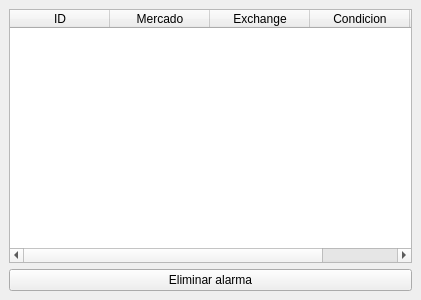
Qt form ui/dock_alarms.ui (katmai1/qtradingview) before a commit.
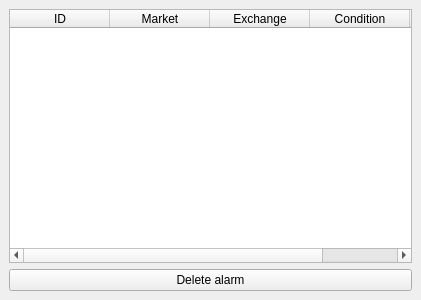
The same form after that commit.

```diff
--- a/ui/dock_alarms.ui
+++ b/ui/dock_alarms.ui
@@ -60,7 +60,7 @@
       </column>
       <column>
        <property name="text">
-        <string>Mercado</string>
+        <string>Market</string>
        </property>
       </column>
       <column>
@@ -70,12 +70,12 @@
       </column>
       <column>
        <property name="text">
-        <string>Condicion</string>
+        <string>Condition</string>
        </property>
       </column>
       <column>
        <property name="text">
-        <string>Precio</string>
+        <string>Price</string>
        </property>
       </column>
      </widget>
@@ -83,7 +83,7 @@
     <item>
      <widget class="QPushButton" name="btn_delete">
       <property name="text">
-       <string>Eliminar alarma</string>
+       <string>Delete alarm</string>
       </property>
      </widget>
     </item>
```
Left out of the diff: 11 changed lines with no effect on the pictures.
